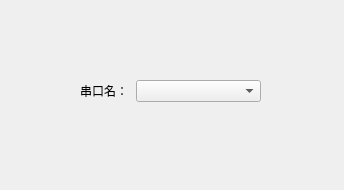
The window that widget.ui (mahuifa/DeviceManagement) describes before a commit, drawn with Qt 5.
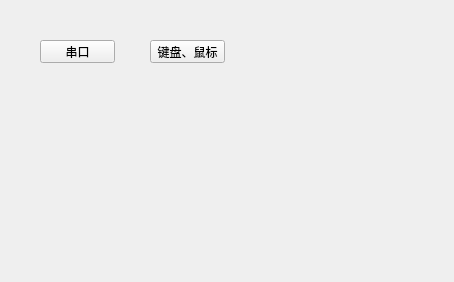
The same window after the commit.

Commit message: 新功能：增加鼠标、键盘热插拔监测功能

Diff of the .ui file:
```diff
--- a/widget.ui
+++ b/widget.ui
@@ -6,40 +6,38 @@
    <rect>
     <x>0</x>
     <y>0</y>
-    <width>344</width>
-    <height>190</height>
+    <width>454</width>
+    <height>282</height>
    </rect>
   </property>
   <property name="windowTitle">
    <string>Widget</string>
   </property>
-  <widget class="QWidget" name="">
+  <widget class="QPushButton" name="but_port">
    <property name="geometry">
     <rect>
-     <x>80</x>
-     <y>80</y>
-     <width>181</width>
-     <height>22</height>
+     <x>40</x>
+     <y>40</y>
+     <width>75</width>
+     <height>23</height>
     </rect>
    </property>
-   <layout class="QHBoxLayout" name="horizontalLayout">
-    <item>
-     <widget class="QLabel" name="label">
-      <property name="maximumSize">
-       <size>
-        <width>50</width>
-        <height>16777215</height>
-       </size>
-      </property>
-      <property name="text">
-       <string>串口名：</string>
-      </property>
-     </widget>
-    </item>
-    <item>
-     <widget class="QComboBox" name="comboBox"/>
-    </item>
-   </layout>
+   <property name="text">
+    <string>串口</string>
+   </property>
+  </widget>
+  <widget class="QPushButton" name="pushButton_2">
+   <property name="geometry">
+    <rect>
+     <x>150</x>
+     <y>40</y>
+     <width>75</width>
+     <height>23</height>
+    </rect>
+   </property>
+   <property name="text">
+    <string>键盘、鼠标</string>
+   </property>
   </widget>
  </widget>
  <resources/>
```
The commit also changes 13 other files.
